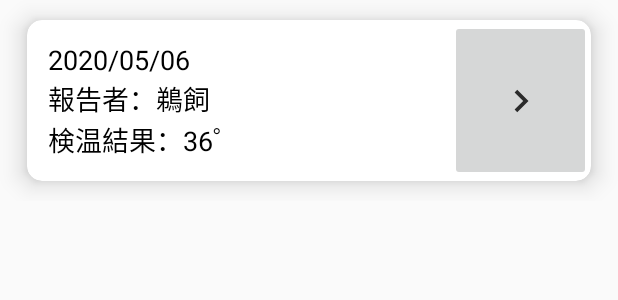
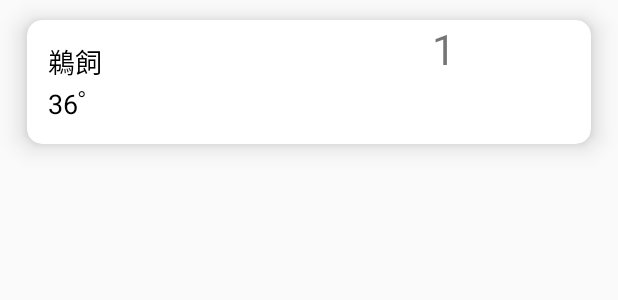
Before and after one commit to TRANQUOC22106/BoTeR, an Android app: the layout user_bodytempurate.xml on its own in the app's theme, with its tools: preview values and no code run, on a phone screen of 412 x 824 dp. Shown: the top 300 px of the screen. Run offline under Robolectric (Android 15) with nearby library versions, the phone set to English and light mode, and no system bars; Roboto replaces fonts that are not available here.

Commit message:
Databaseを直される

```diff
--- a/app/build.gradle
+++ b/app/build.gradle
@@ -30,6 +30,7 @@ dependencies {
     implementation 'androidx.navigation:navigation-ui:2.0.0'
     implementation 'androidx.lifecycle:lifecycle-extensions:2.0.0'
     implementation 'com.google.firebase:firebase-database:18.0.0'
+    implementation 'com.google.firebase:firebase-firestore:17.1.2'
     testImplementation 'junit:junit:4.12'
     androidTestImplementation 'androidx.test.ext:junit:1.1.0'
     androidTestImplementation 'androidx.test.espresso:espresso-core:3.1.1'
@@ -47,4 +48,7 @@ dependencies {
     implementation 'com.android.support:recyclerview-v7:28.0.0'
     //noinspection GradleCompatible
     implementation 'com.android.support:cardview-v7:28.0.0'
+
+    // add firebase store
+    implementation 'com.firebaseui:firebase-ui-firestore:6.2.0'
 }
--- a/app/src/main/res/layout/fragment_home.xml
+++ b/app/src/main/res/layout/fragment_home.xml
@@ -48,7 +48,7 @@
         android:layout_below="@+id/rl_searchlayout"
         android:layout_alignParentStart="true"
         android:layout_marginStart="0dp"
-        android:layout_marginTop="178dp">
+        android:layout_marginTop="219dp">
 
     </androidx.recyclerview.widget.RecyclerView>
 
--- a/app/src/main/res/layout/user_bodytempurate.xml
+++ b/app/src/main/res/layout/user_bodytempurate.xml
@@ -1,10 +1,7 @@
 <?xml version="1.0" encoding="utf-8"?>
-<RelativeLayout xmlns:android="http://schemas.android.com/apk/res/android"
+<androidx.cardview.widget.CardView xmlns:android="http://schemas.android.com/apk/res/android"
     xmlns:app="http://schemas.android.com/apk/res-auto"
-    android:layout_width="match_parent"
-    android:layout_height="wrap_content">
 
-    <androidx.cardview.widget.CardView
     android:id="@+id/cardView_item"
     android:layout_width="match_parent"
     android:layout_height="wrap_content"
@@ -25,38 +22,38 @@
         <LinearLayout
             android:layout_width="0dp"
             android:layout_height="wrap_content"
+            android:layout_weight="3"
             android:orientation="vertical"
-                android:padding="14dp"
-                android:layout_weight="3">
+            android:padding="14dp">
 
-                <TextView
-                    android:id="@+id/date"
-                    android:layout_width="match_parent"
-                    android:layout_height="wrap_content"
-                    android:text="2020/05/06"
-                    android:textSize="18sp"
-                    android:textColor="#000"/>
+<!--            <TextView-->
+<!--                android:id="@+id/date"-->
+<!--                android:layout_width="match_parent"-->
+<!--                android:layout_height="wrap_content"-->
+<!--                android:text="2020/05/06"-->
+<!--                android:textColor="#000"-->
+<!--                android:textSize="18sp" />-->
 
             <LinearLayout
                 android:layout_width="match_parent"
                 android:layout_height="wrap_content"
                 android:orientation="horizontal">
 
-                    <TextView
-                        android:id="@+id/text2"
-                        android:layout_width="wrap_content"
-                        android:layout_height="wrap_content"
-                        android:text="報告者："
-                        android:textColor="#000"
-                        android:textSize="18sp" />
+<!--                <TextView-->
+<!--                    android:id="@+id/text2"-->
+<!--                    android:layout_width="wrap_content"-->
+<!--                    android:layout_height="wrap_content"-->
+<!--                    android:text="報告者："-->
+<!--                    android:textColor="#000"-->
+<!--                    android:textSize="18sp" />-->
 
                 <TextView
                     android:id="@+id/name"
                     android:layout_width="wrap_content"
                     android:layout_height="wrap_content"
                     android:text="鵜飼"
-                        android:textSize="18sp"
-                        android:textColor="#000"/>
+                    android:textColor="#000"
+                    android:textSize="18sp" />
             </LinearLayout>
 
             <LinearLayout
@@ -64,33 +61,37 @@
                 android:layout_height="wrap_content"
                 android:orientation="horizontal">
 
-                    <TextView
-                        android:id="@+id/text3"
-                        android:layout_width="wrap_content"
-                        android:layout_height="wrap_content"
-                        android:text="検温結果："
-                        android:textSize="18sp"
-                        android:textColor="#000"/>
+<!--                <TextView-->
+<!--                    android:id="@+id/text3"-->
+<!--                    android:layout_width="wrap_content"-->
+<!--                    android:layout_height="wrap_content"-->
+<!--                    android:text="検温結果："-->
+<!--                    android:textColor="#000"-->
+<!--                    android:textSize="18sp" />-->
 
                 <TextView
-                        android:id="@+id/number"
+                    android:id="@+id/temp"
                     android:layout_width="wrap_content"
                     android:layout_height="wrap_content"
                     android:text="36゜"
-                        android:textSize="18sp"
-                        android:textColor="#000"/>
+                    android:textColor="#000"
+                    android:textSize="18sp" />
             </LinearLayout>
         </LinearLayout>
 
-            <ImageButton
-                android:id="@+id/imageButton3"
-                android:layout_width="0dp"
-                android:layout_height="match_parent"
-                android:layout_centerVertical="true"
-                android:layout_weight="1"
-                app:srcCompat="@drawable/ic_action_next" />
+        <TextView
+            android:layout_width="wrap_content"
+            android:layout_height="wrap_content"
+            android:id="@+id/textViewUserId"
+            android:textSize="28sp"
+            android:text="1"/>
+<!--        <ImageButton-->
+<!--            android:id="@+id/imageButton3"-->
+<!--            android:layout_width="0dp"-->
+<!--            android:layout_height="match_parent"-->
+<!--            android:layout_centerVertical="true"-->
+<!--            android:layout_weight="1"-->
+<!--            app:srcCompat="@drawable/ic_action_next" />-->
 
     </LinearLayout>
-
 </androidx.cardview.widget.CardView>
-</RelativeLayout>
```
Also changed, not shown: app/src/main/java/com/example/boter/Adapter/MyAdapter.java (+29 -46 lines), app/src/main/java/com/example/boter/Adapter/Person.java (+14 -21 lines), app/src/main/java/com/example/boter/ui/home/HomeFragment.java (+21 -10 lines). Lines whose indentation alone changed are shown as unchanged.
